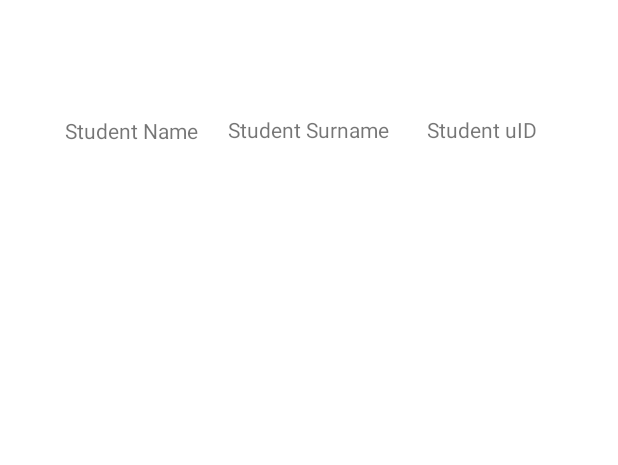
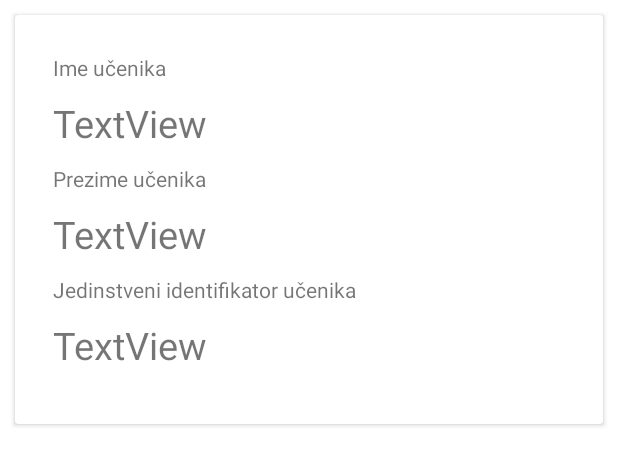
Before and after one commit to srna1997/eDnevnik, an Android app: the layout user_list_items.xml on its own in the app's theme, with its tools: preview values and no code run, on a phone screen of 412 x 824 dp. Shown: the top 465 px of the screen. Run offline under Robolectric (Android 15) with nearby library versions, the phone set to English and light mode, and no system bars.

```diff
--- a/app/src/main/java/ba/sum/fpmoz/pma/model/Student.java
+++ b/app/src/main/java/ba/sum/fpmoz/pma/model/Student.java
@@ -4,6 +4,9 @@ public class Student {
      public String name;
      public String surname;
      public String uid;
+
+    public Student() {
+    }
 
     public Student(String name, String surname, String uid) {
         this.name = name;
--- a/app/src/main/java/ba/sum/fpmoz/pma/ui/adapters/StudentAdapter.java
+++ b/app/src/main/java/ba/sum/fpmoz/pma/ui/adapters/StudentAdapter.java
@@ -44,7 +44,7 @@ public class StudentAdapter extends FirebaseRecyclerAdapter<Student,StudentAdapt
             super(itemView);
             studentNameTxt = itemView.findViewById(R.id.studentNameTxt);
             studentSurnameTxt = itemView.findViewById(R.id.studentSurnameTxt);
-            studentUIdTxt = itemView.findViewById(R.id.studentUId);
+            studentUIdTxt = itemView.findViewById(R.id.studentUIdTxt);
         }
     }
 }
--- a/app/src/main/res/layout/activity_user_list.xml
+++ b/app/src/main/res/layout/activity_user_list.xml
@@ -8,5 +8,5 @@
     <androidx.recyclerview.widget.RecyclerView
         android:id="@+id/recyclerView"
         android:layout_width="match_parent"
-        android:layout_height="wrap_content" />
+        android:layout_height="match_parent" />
 </LinearLayout>
--- a/app/src/main/res/layout/user_list_items.xml
+++ b/app/src/main/res/layout/user_list_items.xml
@@ -1,43 +1,59 @@
 <?xml version="1.0" encoding="utf-8"?>
-<androidx.constraintlayout.widget.ConstraintLayout xmlns:android="http://schemas.android.com/apk/res/android"
-    xmlns:app="http://schemas.android.com/apk/res-auto"
-    xmlns:tools="http://schemas.android.com/tools"
+<androidx.cardview.widget.CardView xmlns:android="http://schemas.android.com/apk/res/android"
     android:layout_width="match_parent"
-    android:layout_height="match_parent">
+    android:layout_height="wrap_content"
+    android:layout_margin="10sp">
+
+    <LinearLayout
+        android:layout_width="match_parent"
+        android:layout_height="match_parent"
+        android:orientation="vertical"
+        android:padding="25dp">
+
+        <TextView
+            android:id="@+id/textView7"
+            android:layout_width="match_parent"
+            android:layout_height="wrap_content"
+            android:text="Ime učenika" />
 
         <TextView
             android:id="@+id/studentNameTxt"
-        android:layout_width="wrap_content"
+            android:layout_width="match_parent"
             android:layout_height="wrap_content"
-        android:text="Student Name"
-        app:layout_constraintBottom_toBottomOf="parent"
-        app:layout_constraintEnd_toEndOf="parent"
-        app:layout_constraintHorizontal_bias="0.133"
-        app:layout_constraintStart_toStartOf="parent"
-        app:layout_constraintTop_toTopOf="parent"
-        app:layout_constraintVertical_bias="0.096" />
+            android:paddingTop="10dp"
+            android:paddingBottom="10dp"
+            android:text="TextView"
+            android:textSize="25sp" />
+
+        <TextView
+            android:id="@+id/textView8"
+            android:layout_width="match_parent"
+            android:layout_height="wrap_content"
+            android:text="Prezime učenika" />
 
         <TextView
             android:id="@+id/studentSurnameTxt"
-        android:layout_width="wrap_content"
+            android:layout_width="match_parent"
             android:layout_height="wrap_content"
-        android:text="Student Surname"
-        app:layout_constraintBottom_toBottomOf="parent"
-        app:layout_constraintEnd_toEndOf="parent"
-        app:layout_constraintHorizontal_bias="0.498"
-        app:layout_constraintStart_toStartOf="parent"
-        app:layout_constraintTop_toTopOf="parent"
-        app:layout_constraintVertical_bias="0.095" />
+            android:paddingTop="10dp"
+            android:paddingBottom="10dp"
+            android:text="TextView"
+            android:textSize="25sp" />
 
         <TextView
-        android:id="@+id/studentUId"
-        android:layout_width="wrap_content"
+            android:id="@+id/textView9"
+            android:layout_width="match_parent"
             android:layout_height="wrap_content"
-        android:text="Student uID"
-        app:layout_constraintBottom_toBottomOf="parent"
-        app:layout_constraintEnd_toEndOf="parent"
-        app:layout_constraintHorizontal_bias="0.841"
-        app:layout_constraintStart_toStartOf="parent"
-        app:layout_constraintTop_toTopOf="parent"
-        app:layout_constraintVertical_bias="0.095" />
-</androidx.constraintlayout.widget.ConstraintLayout>
+            android:text="Jedinstveni identifikator učenika" />
+
+        <TextView
+            android:id="@+id/studentUIdTxt"
+            android:layout_width="match_parent"
+            android:layout_height="wrap_content"
+            android:paddingTop="10sp"
+            android:paddingBottom="10sp"
+            android:text="TextView"
+            android:textSize="25sp" />
+    </LinearLayout>
+
+</androidx.cardview.widget.CardView>
```
Also changed, not shown: app/src/main/java/ba/sum/fpmoz/pma/ui/fragments/ListUsersFragment.java (+13 -50 lines). Lines whose indentation alone changed are shown as unchanged.
